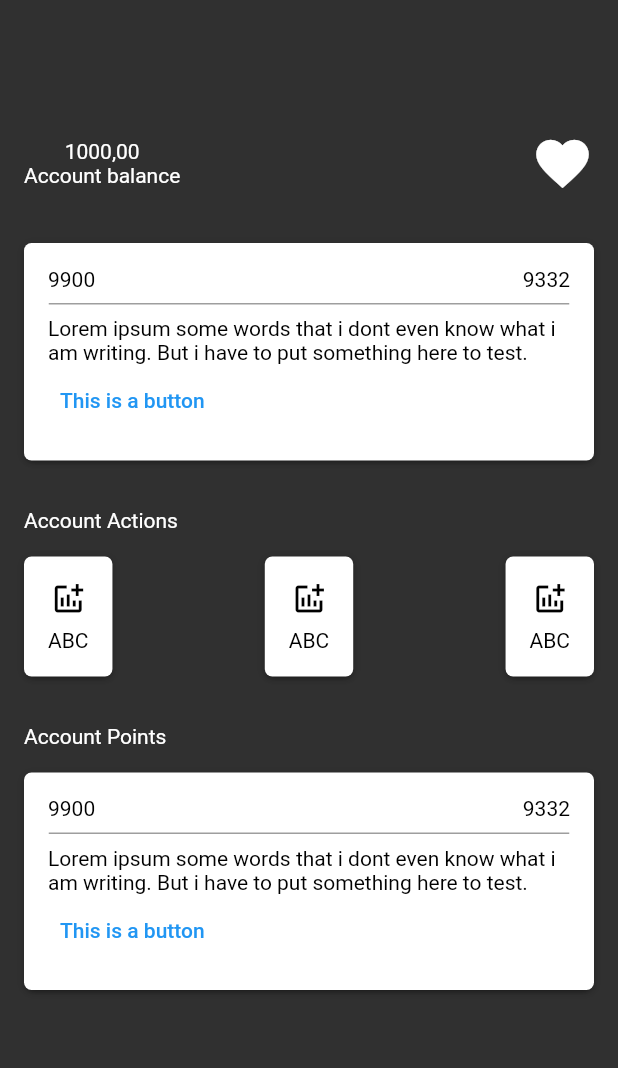
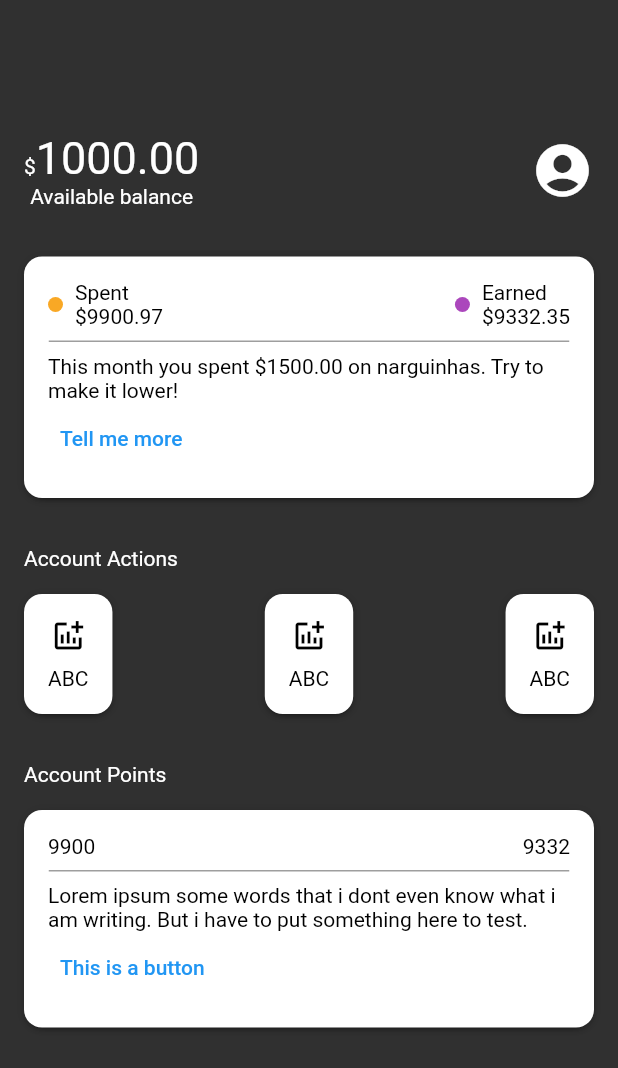
Before and after one commit to ikyrie/alubank, a Flutter app: the screen it shows after launch, on a phone screen of 412 x 824 dp. Shown: the top 1068 px of the screen. Run offline on Flutter 3.47's test engine with Material 2 defaults, Android fonts, the phone set to English and light mode, and no system bars.

Commit message:
Adjusting header and recent activity sections

```diff
--- a/lib/components/box_card.dart
+++ b/lib/components/box_card.dart
@@ -14,7 +14,7 @@ class BoxCard extends StatelessWidget {
       ),
       decoration: BoxDecoration(
         color: Colors.white,
-        borderRadius: BorderRadius.all(Radius.circular(5),),
+        borderRadius: BorderRadius.all(Radius.circular(12),),
         boxShadow: kElevationToShadow[2],
       ),
     );
--- a/lib/components/sections/header.dart
+++ b/lib/components/sections/header.dart
@@ -17,16 +17,17 @@ class Header extends StatelessWidget {
               Column(
                 mainAxisAlignment: MainAxisAlignment.center,
                 children: <Widget>[
-                  Text('1000,00'),
-                  Text('Account balance'),
+                  Text.rich(TextSpan(
+                      text: '\$',
+                      children: <TextSpan>[TextSpan(text: '1000.00', style: TextStyle(fontSize: 30))],
+                    ),
+                  ),
+                  Text('Available balance'),
                 ],
               ),
-              Flexible(
-                flex: 1,
-                child: Icon(
-                  Icons.favorite,
-                  size: 42,
-                ),
+              Icon(
+                Icons.account_circle,
+                size: 42,
               ),
             ],
           ),
--- a/lib/components/status.dart
+++ b/lib/components/status.dart
@@ -10,14 +10,51 @@ class AccountStatus extends StatelessWidget {
         Row(
           mainAxisAlignment: MainAxisAlignment.spaceBetween,
           children: <Widget>[
-            Text(
-              '9900',
-              style: TextStyle(
-                  color: Theme.of(context).colorScheme.onSecondaryContainer),
+            Row(
+              children: [
+                Padding(
+                  padding: const EdgeInsets.only(right: 8.0),
+                  child: Container(height: 10, width: 10, decoration: BoxDecoration(borderRadius: BorderRadius.circular(5), color: Colors.yellow[800]),),
+                ),
+                Column(
+                  crossAxisAlignment: CrossAxisAlignment.start,
+                  children: [
+                    Text(
+                      'Spent',
+                      style: TextStyle(
+                          color: Theme.of(context).colorScheme.onSecondaryContainer),
+                    ),
+                    Text(
+                      '\$9900.97',
+                      style: TextStyle(
+                          color: Theme.of(context).colorScheme.onSecondaryContainer),
+                    ),
+                  ],
+                ),
+              ],
             ),
-            Text('9332',
-            style: TextStyle(
-                  color: Theme.of(context).colorScheme.onSecondaryContainer),
+            Row(
+              children: [
+                Padding(
+                  padding: const EdgeInsets.only(right: 8.0),
+                  child: Container(height: 10, width: 10, decoration: BoxDecoration(borderRadius: BorderRadius.circular(5), color: Colors.purple[400]),),
+                ),
+                Column(
+                  crossAxisAlignment: CrossAxisAlignment.start,
+                  children: [
+                    Text(
+                      'Earned',
+                      style: TextStyle(
+                          color: Theme.of(context).colorScheme.onSecondaryContainer),
+                    ),
+                    Text(
+                      '\$9332.35',
+                      style: TextStyle(
+                          color: Theme.of(context).colorScheme.onSecondaryContainer),
+                    ),
+                  ],
+                ),
+              ],
             ),
           ],
         ),
@@ -32,11 +69,11 @@ class AccountStatus extends StatelessWidget {
           crossAxisAlignment: CrossAxisAlignment.start,
           children: <Widget>[
             Text(
-              'Lorem ipsum some words that i dont even know what i am writing. But i have to put something here to test.',
+              'This month you spent \$1500.00 on narguinhas. Try to make it lower!',
               style: TextStyle(
                   color: Theme.of(context).colorScheme.onSecondaryContainer),
             ),
-            TextButton(onPressed: () => {}, child: Text('This is a button')),
+            TextButton(onPressed: () => {}, child: Text('Tell me more')),
           ],
         ),
       ],
```
